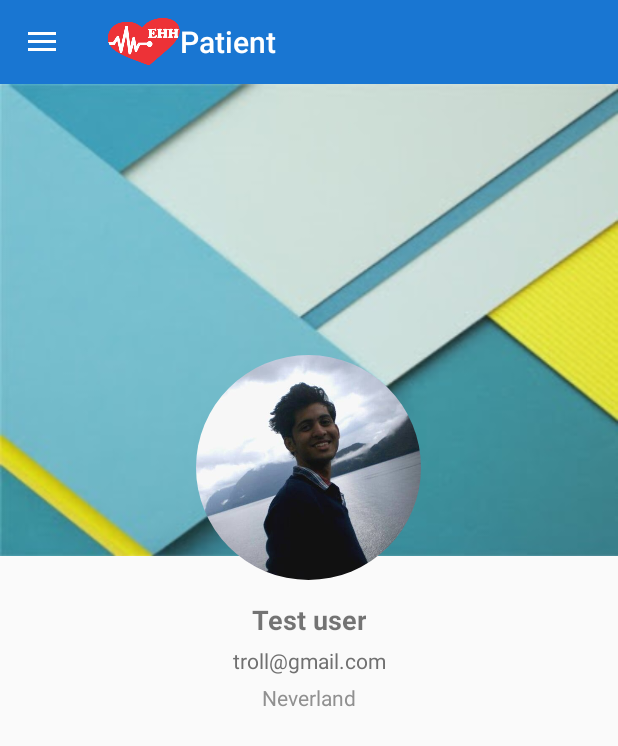
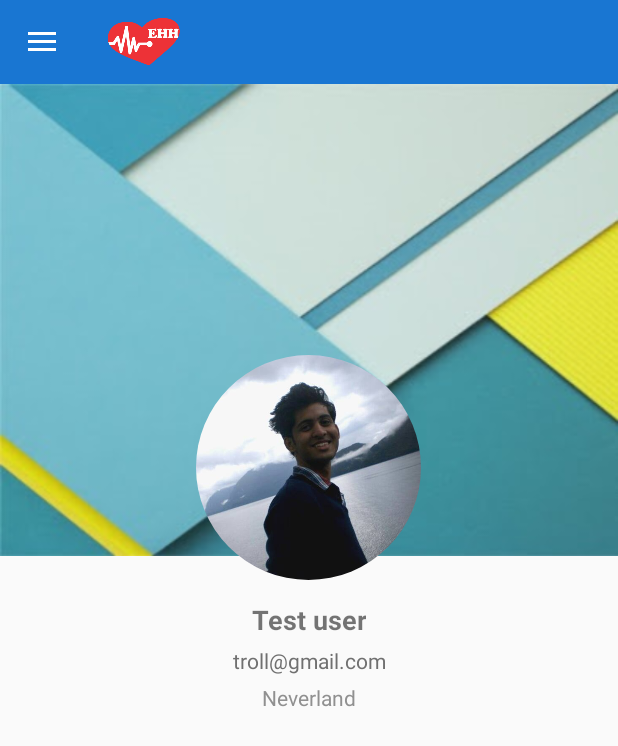
Before and after one commit to Health-Helpers/Elder-Health-Helper, an Android app: the fragment PatientsListFragment placed in its activity, after a tap on "Pedro Perez", on a phone screen of 412 x 824 dp. Shown: the top 746 px of the screen. Run offline under Robolectric (Android 15) with nearby library versions, the light colour scheme and no system bars; our stand-ins replace CircleImageView; 2 other taps on this screen came first.

Commit message:
Reset Title

```diff
--- a/app/src/main/java/com/hh/ehh/responsible/PatientsListFragment.java
+++ b/app/src/main/java/com/hh/ehh/responsible/PatientsListFragment.java
@@ -9,13 +9,13 @@ import android.widget.AdapterView;
 import android.widget.ListAdapter;
 import android.widget.ListView;
 
-import java.util.ArrayList;
-import java.util.List;
-
 import com.hh.ehh.R;
 import com.hh.ehh.adapters.PatientAdapter;
 import com.hh.ehh.model.Patient;
 import com.hh.ehh.utils.FragmentStackManager;
+
+import java.util.ArrayList;
+import java.util.List;
 
 
 public class PatientsListFragment extends Fragment{
@@ -28,6 +28,7 @@ public class PatientsListFragment extends Fragment{
                              Bundle savedInstanceState) {
         View view = inflater.inflate(R.layout.responsible_patient_list_fragment, container,false);
         patientsList = (ListView) view.findViewById(R.id.patientsList);
+        getActivity().setTitle("");
         return view;
     }
 
```
